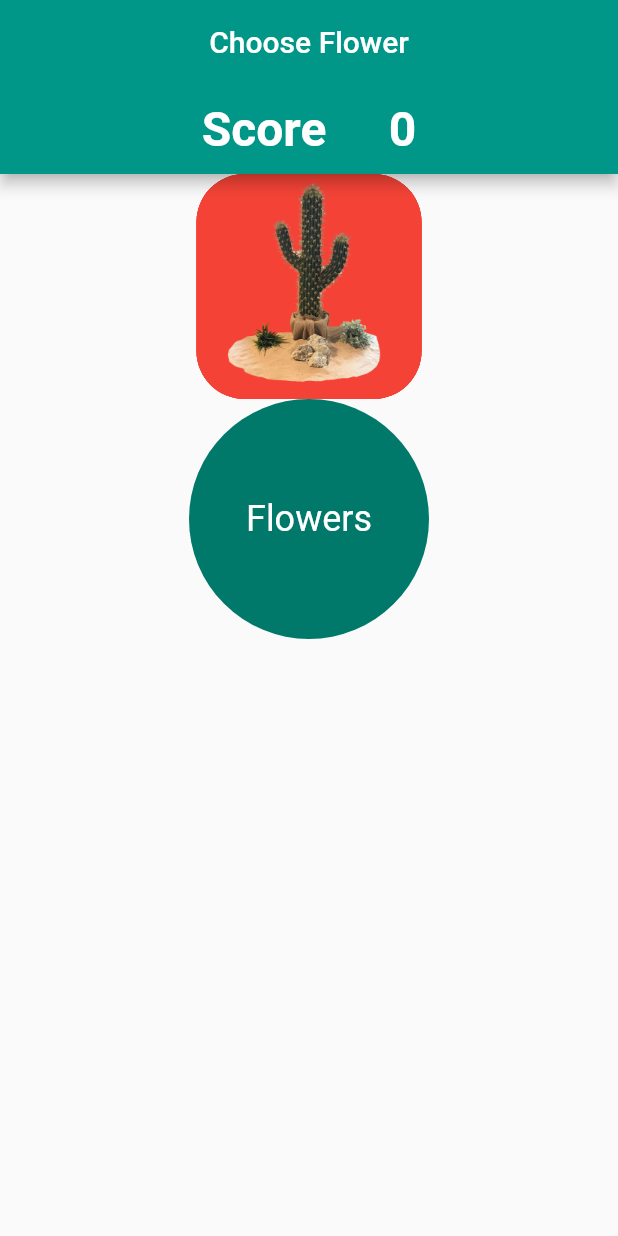
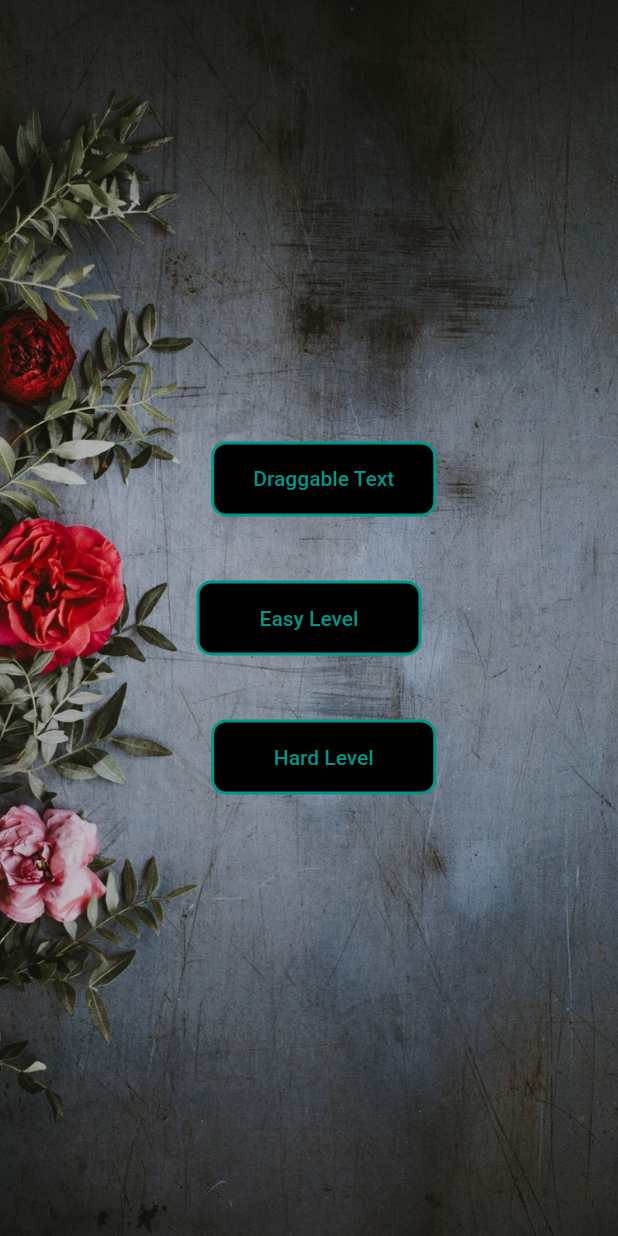
Before and after one commit to kritikasubba/Choose-Flower, a Flutter app: the screen it shows after launch, on a phone screen of 412 x 824 dp. Run offline on Flutter 3.47's test engine with Material 2 defaults, Android fonts, the phone set to English and light mode, and no system bars; our stand-ins replace another_flushbar.

```diff
--- a/lib/main.dart
+++ b/lib/main.dart
@@ -1,33 +1,198 @@
-import 'package:draggable/views/screens/draggable_base_screen.dart';
+import 'package:draggable/views/screens/draggable_hard_level_screen.dart';
+import 'package:draggable/views/screens/draggable_easy_level_screen.dart';
 import 'package:flutter/material.dart';
 
-void main() {
-  runApp(const MyApp());
+import 'package:flutter/services.dart';
+
+import 'views/screens/draggable_text_screen.dart';
+
+Future main() async {
+  WidgetsFlutterBinding.ensureInitialized();
+  await SystemChrome.setPreferredOrientations([
+    DeviceOrientation.portraitUp,
+    DeviceOrientation.portraitDown,
+  ]);
+
+  runApp(MyApp());
 }
 
 class MyApp extends StatelessWidget {
-  const MyApp({Key? key}) : super(key: key);
+  static const String title = 'Choose Flowers';
 
-  // This widget is the root of your application.
+  @override
+  Widget build(BuildContext context) => MaterialApp(
+        debugShowCheckedModeBanner: false,
+        title: title,
+        theme: ThemeData(
+          primarySwatch: Colors.teal,
+          scaffoldBackgroundColor: Colors.white,
+          primaryColor: Colors.red,
+        ),
+        home: HomePage(),
+      );
+}
+
+class HomePage extends StatefulWidget {
+  @override
+  _HomePageState createState() => _HomePageState();
+}
+
+class _HomePageState extends State<HomePage> {
+  int index = 0;
+
+  @override
+  Widget build(BuildContext context) => Container(
+    decoration: const  BoxDecoration(
+      image:DecorationImage(image:  AssetImage('assets/back.jpg' ,) , fit: BoxFit.cover)
+    ),
+        child : Stack(
+          // mainAxisAlignment: MainAxisAlignment.center,
+          children: const [
+          DraggableTextPositioned(),
+             SizedBox(height: 10,),
+          Center(
+            child: EasyPositioned(),
+          ),
+           SizedBox(height: 10,),
+            HardPositioned(),
+
+          ],
+        )
+
+        // buildPages(),
+
+        // bottomNavigationBar: buildBottomBar(),
+      );
+}
+
+class HardPositioned extends StatelessWidget {
+  const HardPositioned({
+    Key? key,
+  }) : super(key: key);
+
   @override
   Widget build(BuildContext context) {
-    return MaterialApp(
-      debugShowCheckedModeBanner: false,
-      title: 'Flutter Demo',
-      theme: ThemeData(
-
-        // This is the theme of your application.
-        //
-        // Try running your application with "flutter run". You'll see the
-        // application has a blue toolbar. Then, without quitting the app, try
-        // changing the primarySwatch below to Colors.green and then invoke
-        // "hot reload" (press "r" in the console where you ran "flutter run",
-        // or simply save your changes to "hot reload" in a Flutter IDE).
-        // Notice that the counter didn't reset back to zero; the application
-        // is not restarted.
-        primarySwatch: Colors.teal,
+    return Positioned(
+        right:  MediaQuery.of(context).size.width / 3.4,
+      bottom: MediaQuery.of(context).size.height / 2.8 ,
+      child: Container(
+        height: 50,
+          width: 150,
+        decoration: BoxDecoration(
+          color: Colors.black,
+          border: Border.all(
+            width: 2,
+            color: Colors.teal
+          ),
+         borderRadius: BorderRadius.circular(10)
+        ),
+        child: TextButton(onPressed: (){
+          Navigator.pushReplacement(context, MaterialPageRoute(builder: (builder) =>  DraggableHardLevelScreen()));
+        }, child: const Text('Hard Level')),
       ),
-      home: const DraggableBaseScreen(),
     );
   }
 }
+
+class EasyPositioned extends StatelessWidget {
+  const EasyPositioned({
+    Key? key,
+  }) : super(key: key);
+
+  @override
+  Widget build(BuildContext context) {
+    return Positioned(
+      bottom: 10,
+        child: Container(
+             height: 50,
+            width: 150,
+          decoration: BoxDecoration(
+            color: Colors.black,
+            border: Border.all(
+              width: 2,
+              color: Colors.teal
+            ),
+           borderRadius: BorderRadius.circular(10)
+          ),
+          child: TextButton(onPressed: (){
+            Navigator.pushReplacement(context, MaterialPageRoute(builder: (builder) =>  const DraggableEasyLevelScreen()));
+          }, child: const Text('Easy Level')),
+        ),
+      );
+  }
+}
+
+class DraggableTextPositioned extends StatelessWidget {
+  const DraggableTextPositioned({
+    Key? key,
+  }) : super(key: key);
+
+  @override
+  Widget build(BuildContext context) {
+    return Positioned(
+       right:  MediaQuery.of(context).size.width / 3.4,
+      top: MediaQuery.of(context).size.height / 2.8 ,
+
+      // top: 10,
+      child: Container(
+        height: 50,
+        width: 150,
+
+        decoration: BoxDecoration(
+          color: Colors.black,
+          border: Border.all(
+            width: 2,
+            color: Colors.teal
+          ),
+         borderRadius: BorderRadius.circular(10)
+        ),
+        child: TextButton(onPressed: (){
+          Navigator.pushReplacement(context, MaterialPageRoute(builder: (builder) =>  DraggableTextScreen()));
+        }, child: const Text('Draggable Text')),
+      ),
+    );
+  }
+}
+
+//   Widget buildBottomBar() {
+//     const style = TextStyle(color: Colors.black , fontWeight: FontWeight.bold);
+
+//     return BottomNavigationBar(
+//       backgroundColor: Theme.of(context).primaryColor,
+//       selectedItemColor: Colors.white,
+//       unselectedItemColor: Colors.teal,
+//        unselectedLabelStyle: const TextStyle(fontWeight: FontWeight.bold),
+//       selectedLabelStyle: const TextStyle(fontWeight: FontWeight.bold),
+//       currentIndex: index,
+//       items: const [
+//         BottomNavigationBarItem(
+//           icon: Text('Draggable', style: style),
+//           label: 'Text' ,
+//         ),
+//         BottomNavigationBarItem(
+//           icon: Text('Draggable', style: style),
+//           label: 'Easy Level',
+//         ),
+//         BottomNavigationBarItem(
+//           icon: Text('Draggable', style: style),
+//           label:'Hard Level',
+//         ),
+//       ],
+//       onTap: (int index) => setState(() => this.index = index),
+//     );
+//   }
+
+//   Widget buildPages() {
+//     switch (index) {
+//       case 0:
+//         return DraggableTextScreen();
+//       case 1:
+//         return const DraggableEasyLevelScreen();
+//       case 2:
+//         return DraggableHardLevelScreen();
+
+//       default:
+//         return Container();
+//     }
+//   }
+// }
--- a/lib/utility/utils.dart
+++ b/lib/utility/utils.dart
@@ -28,8 +28,8 @@ class Utils {
   static Future _show(BuildContext context, Flushbar newFlushBar) async {
     await Future.wait(flushBars.map((flushBar) => flushBar.dismiss()).toList());
     flushBars.clear();
-
-
+//  if (!mounted) return;
+newFlushBar.show(context);
     flushBars.add(newFlushBar);
   }
 }
--- a/lib/views/screens/draggable_base_screen.dart
+++ /dev/null
@@ -1,118 +0,0 @@
-import 'package:draggable/data/data.dart';
-import 'package:draggable/utility/utils.dart';
-
-import 'package:draggable/views/widget/draggable_widget_screen.dart';
-import 'package:flutter/material.dart';
-
-class DraggableBaseScreen extends StatefulWidget {
-  const DraggableBaseScreen({Key? key}) : super(key: key);
-
-  @override
-  State<DraggableBaseScreen> createState() => _DraggableBaseScreenState();
-}
-
-class _DraggableBaseScreenState extends State<DraggableBaseScreen> {
-  final double height = 60;
-  final List<Flower> all = allflowers;
-  int score = 0;
-  @override
-  Widget build(BuildContext context) => Scaffold(
-        appBar: AppBar(
-          title: const Text('Choose Flower'),
-          centerTitle: true,
-          bottom: PreferredSize(
-            preferredSize: Size.fromHeight(height),
-            child: Container(
-              alignment: Alignment.center,
-              height: height,
-              child: _buildScore(score),
-            ),
-          ),
-        ),
-        body: Center(
-          child: Column(
-            children: [
-              buildOrigin(),
-              buildTarget(context , text: 'Flowers', acceptType: FlowerType.land),
-
-            ],
-          ),
-        ),
-      );
-
-// Widget buildTargets(BuildContext context) {
-//  return buildTarget(context, text: 'Flowers', acceptType: FlowerType.land);
-
-// }
-
-Widget buildTarget(
-  BuildContext context , {
-    required String text,
-    required FlowerType acceptType
-
-  }
-) =>
-CircleAvatar(
-  radius: 80,
-  child:   DragTarget<Flower>(builder: (context, candidateData, rejectedData) {
-
-
-    return Center(
-
-      child: Text(text, style: const TextStyle(color: Colors.white , fontSize: 24),),
-
-
-    );
-
-
-
-  },
-  onWillAccept: (data)  => true,
-  onAccept: (data) {
-    if(data.type == acceptType) {
-      Utils.showFlushBar(context, text: 'This is correct 👌', color: Colors.red);
-      setState(() {
-        all.removeWhere((flower) => flower.imageUrl == data.imageUrl);
-      });
-
-    }
-    else {
-      Utils.showFlushBar(context, text: 'Try Again! 😜', color: Colors.green);
-    }
-  },
-  ),
-);
-
-  Widget buildOrigin() {
-    return Stack(
-      alignment: Alignment.center,
-      children: all
-          .map((flower) => DraggableWidgetScreen(
-                flower: flower,
-              ))
-          .toList(),
-    );
-  }
-}
-
-Widget _buildScore(int score) {
-  const style =
-      TextStyle(fontSize: 32, fontWeight: FontWeight.bold, color: Colors.white);
-  return Row(
-    mainAxisAlignment: MainAxisAlignment.center,
-    children: [
-      const Text(
-        'Score',
-        style: style,
-      ),
-      SizedBox(
-        width: 60,
-        child: Text(
-          '$score',
-          textAlign: TextAlign.right,
-          style: style,
-        ),
-      )
-    ],
-  );
-}
```
Also changed, not shown: lib/views/screens/draggable_easy_level_screen.dart (added, +122 -0 lines), lib/views/screens/draggable_hard_level_screen.dart (added, +134 -0 lines), lib/views/screens/draggable_text_screen.dart (added, +34 -0 lines), assets/back.jpg (added), assets/background.jpg (added).
